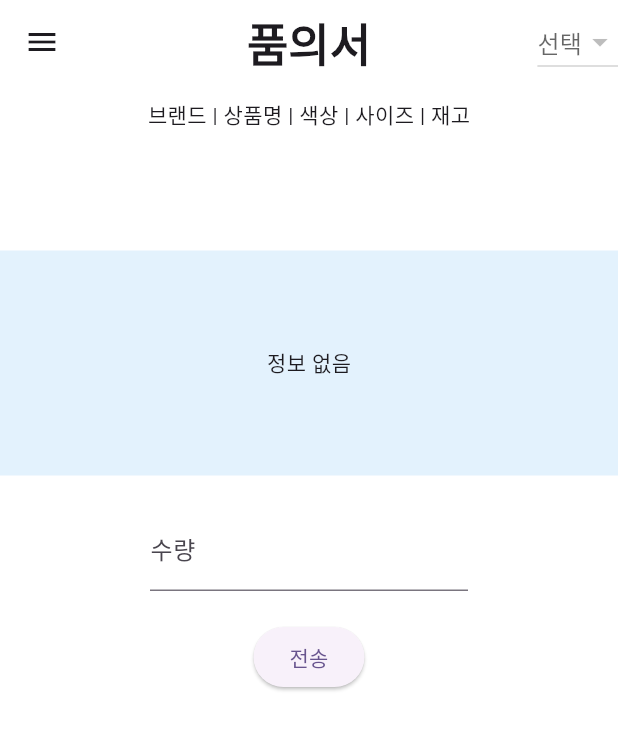
After one commit to zaxuntop/refactoring_shoeshop, a Flutter app: the AdminAddApproval screen opened directly, on a phone screen of 412 x 824 dp. The commit adds this screen. Shown: the top 730 px of the screen. Run offline on Flutter 3.47's test engine with Material 3 defaults, Android fonts, the phone set to English and light mode, and no system bars; our stand-ins replace flutter_map, flutter_slidable, geolocator, get, get_storage, image_picker and 2 more; accounts and stored records are empty; network calls fail.

Commit message:
5/19 4조
금일 마지막 업데이트

```diff
--- /dev/null
+++ b/team4shoeshop_refactoring/lib/admin/admin_add_approval.dart
@@ -0,0 +1,246 @@
+import 'dart:convert';
+import 'package:http/http.dart' as http;
+import 'package:flutter/material.dart';
+import 'package:get/get.dart';
+import 'package:get_storage/get_storage.dart';
+import 'package:team4shoeshop_refactoring/admin/widget/admin_drawer.dart';
+
+class AdminAddApproval extends StatefulWidget {
+  const AdminAddApproval({super.key});
+
+  @override
+  State<AdminAddApproval> createState() => _AdminAddApprovalState();
+}
+
+class _AdminAddApprovalState extends State<AdminAddApproval> {
+  // late DatabaseHandler handler;
+  String selectedProduct = ''; // 드롭다운에서 선택한 상품
+  late TextEditingController controller; // 수량 입력
+  List productDetail = [];
+  List productList = []; // 재고 30개 미만 상품명
+  final box = GetStorage();
+
+  @override
+  void initState() {
+    super.initState();
+    // handler = DatabaseHandler();
+    controller = TextEditingController();
+    loadProducts();
+  }
+
+  loadProducts()async{
+    var response = await http.get(Uri.parse("http://127.0.0.1:8000/a_low_prd_name"));
+    if (response.statusCode == 200) {
+      final decoded = json.decode(utf8.decode(response.bodyBytes));
+      productList = decoded['result'].map((e) => e[0]).toList();
+    }
+    setState(() {});
+  }
+
+  lowPrdDetail(String selectedProduct)async{
+    var response = await http.get(Uri.parse("http://127.0.0.1:8000/a_low_prd_detail/$selectedProduct"));
+    productDetail = (json.decode(utf8.decode(response.bodyBytes))['result'])??[];
+    setState(() {});
+  }
+
+@override
+Widget build(BuildContext context) {
+  return GestureDetector(
+    onTap: () => FocusScope.of(context).unfocus(),
+    child: Scaffold(
+      backgroundColor: Colors.white,
+      appBar: AppBar(
+        title: Text(
+            '품의서',
+            style: TextStyle(fontWeight: FontWeight.bold, fontSize: 30),
+          ),
+          centerTitle: true,
+          backgroundColor: Colors.white,
+          actions: [
+            DropdownButton(
+              hint: selectedProduct==''?
+              Text('선택')
+              :Text(selectedProduct),
+              items: productList.map((e) {
+                return DropdownMenuItem<String>(
+                  value: e,
+                  child: Text(e),
+                );
+              }).toList(),
+              onChanged: (value) {
+                selectedProduct = value!;
+                lowPrdDetail(selectedProduct);
+                setState(() {});
+              },
+            ),
+          ],
+      ),
+      drawer: AdminDrawer(),
+    body: Center(
+    child: Column(
+          children: [
+            Padding(
+              padding: const EdgeInsets.fromLTRB(0, 10, 0, 80),
+              child: Text("브랜드 | 상품명 | 색상 | 사이즈 | 재고"),
+            ),
+            Container(
+              color: Colors.blue[50],
+              height: 150,
+              width: MediaQuery.of(context).size.width,
+              child: Center(
+                child: productDetail.isEmpty
+                ? Text("정보 없음")
+                : Text('${productDetail[0]} | ${productDetail[1]} | ${productDetail[2]} | ${productDetail[3]} | ${productDetail[4]}')
+                ,
+              ),
+            ),
+            Padding(
+              padding: const EdgeInsets.fromLTRB(100, 20, 100, 20),
+              child: TextField(
+                controller: controller,
+                keyboardType: TextInputType.number,
+                decoration: InputDecoration(
+                  labelText: '수량',
+                  hintText: '주문할 수량을 입력해 주세요'
+                ),
+              ),
+            ),
+            ElevatedButton(
+              onPressed: () {
+                if(selectedProduct == "" || controller.text.isEmpty){
+                  Get.snackbar(
+                    '전송 할 수 없습니다', '상품과 수량을 입력해 주세요',
+                    duration: Duration(seconds: 2),
+                    backgroundColor: Colors.redAccent);
+                }else{
+                insertAction();
+                Navigator.pop(context);
+                Get.snackbar(
+                  '전송 성공', '품의서를 전송했습니다',
+                  backgroundColor: Colors.purple[100]
+                  );
+                }
+              },
+              child: Text('전송'),
+            ),
+          ],
+        ),
+    ),
+    ),
+  );
+} // build
+
+  insertAction()async{
+    final eid = box.read('adminId');
+    var request = http.MultipartRequest(
+      "POST",
+      Uri.parse("http://127.0.0.1:8000/a_insert")
+    );
+    request.fields['aeid'] = eid;
+    request.fields['abaljoo'] = controller.text;
+    request.fields['astatus'] = "대기";
+    request.fields['apid'] = selectedProduct;
+    request.fields['adate'] = "${DateTime.now().year}-${DateTime.now().month.toString().padLeft(2, '0')}-${DateTime.now().day.toString().padLeft(2, '0')}";
+    await request.send();
+  }
+
+    errorSnackBar(){
+    Get.snackbar(
+      "경고",
+      "입력 중 문제가 발생했습니다",
+      colorText: Theme.of(context).colorScheme.onError,
+      backgroundColor: Theme.of(context).colorScheme.error,
+      );
+  }
+
+  showDialog(){
+    Get.defaultDialog(
+      title: '입력 결과',
+      middleText: '입력이 완료되었습니다.',
+      backgroundColor: Theme.of(context).colorScheme.primaryContainer,
+      barrierDismissible: false,
+      actions: [
+        TextButton(
+          onPressed: () {
+            Get.back();
+            Get.back();
+          },
+          child: Text('나가기'),
+        ),
+      ]
+    );
+  }
+  // Future<List<String>> getLowStockProducts() async {
+  //   final Database db = await handler.initializeDB();
+  //   final result = await db.rawQuery('select pname from product where pstock < 30');
+  //   return result.map((e) => e['pname'] as String).toList();
+  // }
+
+  // Future<void> loadProducts() async {
+  //   final db = await handler.initializeDB();
+  //   final result = await db.rawQuery('select pname from product where pstock < 30');
+  //   setState(() {
+  //     productList = result.map((e) => e['pname'] as String).toList();
+  //   });
+  // }
+
+//   Future<List<String>> getLowStockProducts() async {
+//   final Database db = await handler.initializeDB();
+//   final result = await db.rawQuery('select p.pbrand, p.pname, p.pcolor, p.psize, p.pstock from product p where p.pname="$selectedProduct"');
+//   return result.map((e) => "${e['pbrand']} | ${e['pname']} | ${e['pcolor']} | ${e['psize']} | ${e['pstock']}").toList();
+// }
+
+//   Future<int> insertApproval(Approval approval) async{
+//     int result = 0;
+//     final Database db = await handler.initializeDB();
+
+//     result = await db.rawInsert(
+//       'insert into approval(aeid, afid, apid, abaljoo, asoojoo, astatus, adate, ateamappdate, achiefappdate) values (?,?,?,?,?,?,?,?,?)',
+//       [approval.aeid, approval.afid, approval.apid, approval.abaljoo, approval.asoojoo, approval.astatus, approval.adate, approval.ateamappdate, approval.achiefappdate]
+//     );
+//     return result;
+//   }
+
+
+//   insertAction()async{
+//     final String eid = box.read('adminId');
+//     Approval(
+//       aeid: eid,
+//       afid: (await getFidByProductName(selectedProduct))!,
+//       abaljoo: int.parse(controller.text),
+//       asoojoo: 0,
+//       astatus: '대기',
+//       adate: "${DateTime.now().year}-${DateTime.now().month.toString().padLeft(2, '0')}-${DateTime.now().day.toString().padLeft(2, '0')}",
+//       ateamappdate: '',
+//       achiefappdate: '',
+//       apid: (await getPidByProductName(selectedProduct))!,
+//     );
+//     // int result = await insertApproval(approvalInsert);
+//   }
+
+//   Future<String?> getPidByProductName(String pname) async {
+//   final db = await handler.initializeDB();
+//   final result = await db.rawQuery(
+//     'select pid from product where pname = ?',
+//     [pname],
+//   );
+//   if (result.isNotEmpty) {
+//     return result.first['pid'] as String;
+//   } else {
+//     return null;
+//   }
+//   }
+
+//   Future<String?> getFidByProductName(String pname) async {
+//   final db = await handler.initializeDB();
+//   final result = await db.rawQuery(
+//     'select fid from product p, factory f where pname = ? and pbrand = fbrand',
+//     [pname],
+//   );
+//   if (result.isNotEmpty) {
+//     return result.first['fid'] as String;
+//   } else {
+//     return null;
+//   }
+// }
+} // class
--- a/team4shoeshop_refactoring/lib/dealer/dealer_return_datail.dart
+++ b/team4shoeshop_refactoring/lib/dealer/dealer_return_datail.dart
@@ -70,7 +70,7 @@ class _DealerReturnDetailState extends State<DealerReturnDetail> {
             Text('상품명: ${order['pname']}'),
 
           Text('주문일: ${order['odate']}'),
-            Text('주문수량: ${order['ocount']}'),
+            Text('주문수량: ${order['ocount']}개'),
             const SizedBox(height: 20),
             TextField(
               controller: returnCountController,
```
Also changed, not shown: team4shoeshop_refactoring/lib/admin/admin_approval.dart (+5 -3 lines), team4shoeshop_refactoring/lib/admin/admin_main.dart (+15 -7 lines), team4shoeshop_refactoring/lib/dealer/dealer_main.dart (+108 -34 lines), team4shoeshop_refactoring/lib/dealer/dealer_return.dart (+39 -35 lines), team4shoeshop_refactoring/lib/view/buy.dart (+6 -6 lines), team4shoeshop_refactoring/lib/view/shoes_detail_page.dart (+48 -64 lines), team4shoeshop_refactoring/lib/view/shoeslistpage.dart (+38 -15 lines).
